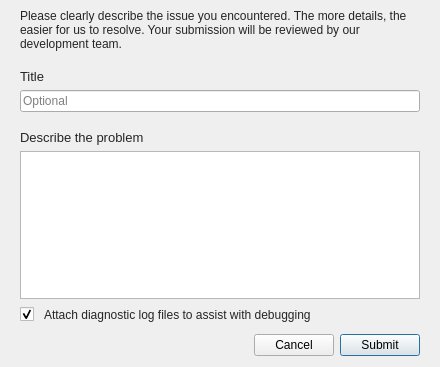
Qt form src/MEGASync/gui/linux/BugReportDialog.ui (meganz/MEGAsync) before a commit.
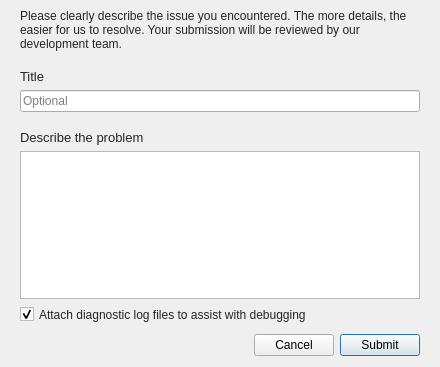
The same form after that commit.

Commit message:
minor ui fixes for linux/win
& sdk update to 3.6.7 head
& indentation fixed

```diff
--- a/src/MEGASync/gui/linux/BugReportDialog.ui
+++ b/src/MEGASync/gui/linux/BugReportDialog.ui
@@ -118,7 +118,7 @@
        <widget class="QWidget" name="wCheckBox" native="true">
         <layout class="QHBoxLayout" name="horizontalLayout_2">
          <property name="spacing">
-          <number>10</number>
+          <number>5</number>
          </property>
          <property name="leftMargin">
           <number>0</number>
```
The commit also changes 3 other files.
